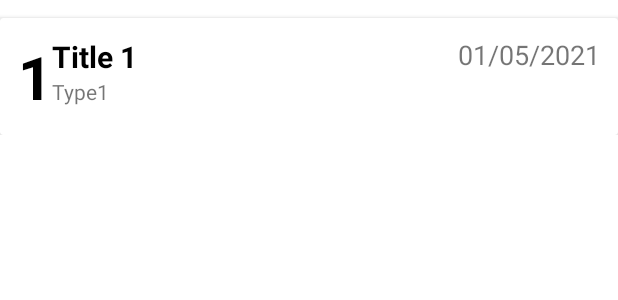
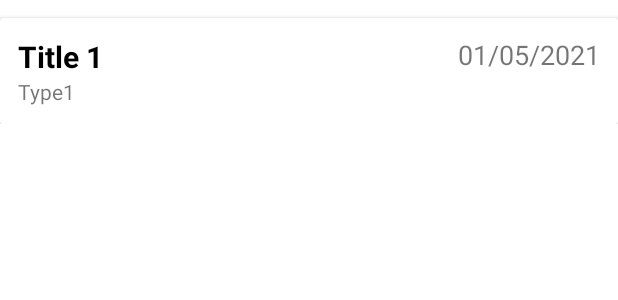
Before and after one commit to dawoodle/Assigment-two_android, an Android app: the layout my_row.xml on its own in the app's theme, with its tools: preview values and no code run, on a phone screen of 412 x 824 dp. Shown: the top 300 px of the screen. Run offline under Robolectric (Android 15) with nearby library versions, the phone set to English and light mode, and no system bars.

Commit message:
intial commit

```diff
--- a/app/src/main/java/com/example/yourpantry/AddFoodActivity.java
+++ b/app/src/main/java/com/example/yourpantry/AddFoodActivity.java
@@ -68,7 +68,8 @@ public class AddFoodActivity extends AppCompatActivity implements DatePickerDial
 
     @Override
     public void onDateSet(DatePicker view, int year, int month, int dayOfMonth) {
-        String date = dayOfMonth + "/" + month + "/" + year;
+        int newMonth = month + 1;
+        String date = dayOfMonth + "/" + newMonth + "/" + year;
         foodExpiry_input.setText(date);
     }
 
--- a/app/src/main/java/com/example/yourpantry/MyDatabaseHelper.java
+++ b/app/src/main/java/com/example/yourpantry/MyDatabaseHelper.java
@@ -73,14 +73,14 @@ public class MyDatabaseHelper extends SQLiteOpenHelper {
         return cursor;
     }
 
-    public void updateData(String row_id, String title, String type , String date){
+    public void updateData(String title, String type , String date){
         SQLiteDatabase db = this. getWritableDatabase();
         ContentValues cv = new ContentValues();
         cv.put(COLUMN_TITLE, title);
         cv.put(COLUMN_TYPE , type);
         cv.put(COLUMN_DATE, date);
 
-        long result = db.update(TABLE_NAME, cv, "_id=?", new String[]{row_id});
+        long result = db.update(TABLE_NAME, cv, "food_name=?", new String[]{title});
         if(result == -1){
             Toast.makeText(context,"failed to update", Toast.LENGTH_SHORT).show();
         }else{
@@ -90,7 +90,7 @@ public class MyDatabaseHelper extends SQLiteOpenHelper {
 
     public void  deleteOneRow(String row_id){
         SQLiteDatabase db = this. getWritableDatabase();
-        long result = db.delete(TABLE_NAME,"_id=?",new String[]{row_id});
+        long result = db.delete(TABLE_NAME,"food_name=?",new String[]{row_id});
         if(result == -1){
             Toast.makeText(context,"failed to delete", Toast.LENGTH_SHORT).show();
         }else{
--- a/app/src/main/res/layout/my_row.xml
+++ b/app/src/main/res/layout/my_row.xml
@@ -16,17 +16,6 @@
             android:layout_height="match_parent"
             android:padding="12dp">
 
-            <TextView
-                android:id="@+id/food_id_txt"
-                android:layout_width="wrap_content"
-                android:layout_height="wrap_content"
-                android:text="@string/_1"
-                android:textColor="@color/black"
-                android:textSize="40sp"
-                android:textStyle="bold"
-                app:layout_constraintBottom_toBottomOf="parent"
-                app:layout_constraintStart_toStartOf="parent"
-                app:layout_constraintTop_toTopOf="parent" />
 
             <TextView
                 android:id="@+id/food_title_txt"
@@ -36,15 +25,17 @@
                 android:textColor="@color/black"
                 android:textSize="20sp"
                 android:textStyle="bold"
-                app:layout_constraintStart_toEndOf="@+id/food_id_txt"
-                app:layout_constraintTop_toTopOf="@+id/food_id_txt" />
+                app:layout_constraintBottom_toBottomOf="parent"
+                app:layout_constraintStart_toStartOf="parent"
+                app:layout_constraintTop_toTopOf="parent"
+                app:layout_constraintVertical_bias="0" />
 
             <TextView
                 android:id="@+id/food_type_txt"
                 android:layout_width="wrap_content"
                 android:layout_height="wrap_content"
                 android:text="@string/type1"
-                app:layout_constraintStart_toEndOf="@+id/food_id_txt"
+                app:layout_constraintStart_toStartOf="parent"
                 app:layout_constraintTop_toBottomOf="@+id/food_title_txt" />
 
             <TextView
```
Also changed, not shown: app/src/main/java/com/example/yourpantry/CustomAdapter.java (+3 -7 lines), app/src/main/java/com/example/yourpantry/UpdateDeleteActivity.java (+6 -6 lines).
